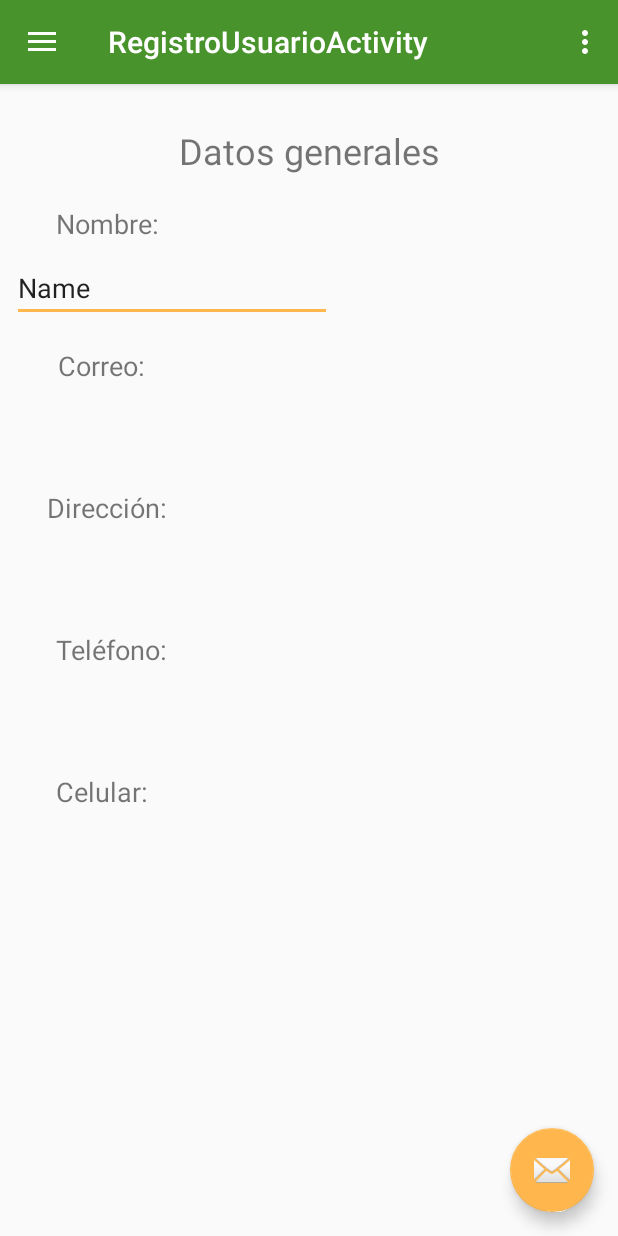
After one commit to jogeocc/DateMyPet, an Android app: the RegistroUsuarioActivity screen opened directly, with no data from a screen before it, on a phone screen of 412 x 824 dp. The commit adds this screen. Run offline under Robolectric (Android 15) with nearby library versions, the phone set to English and light mode, and no system bars.

Commit message:
Registro usuario

```diff
--- a/app/src/main/AndroidManifest.xml
+++ b/app/src/main/AndroidManifest.xml
@@ -23,7 +23,11 @@
         </activity>
         <activity
             android:name=".LoginActivity"
-            android:label="@string/title_activity_login"></activity>
+            android:label="@string/title_activity_login" />
+        <activity
+            android:name=".RegistroUsuarioActivity"
+            android:label="@string/title_activity_registro_usuario"
+            android:theme="@style/AppTheme.NoActionBar"></activity>
     </application>
 
 </manifest>
--- /dev/null
+++ b/app/src/main/java/com/example/jgchan/datemypet/RegistroUsuarioActivity.java
@@ -0,0 +1,101 @@
+package com.example.jgchan.datemypet;
+
+import android.os.Bundle;
+import android.support.design.widget.FloatingActionButton;
+import android.support.design.widget.Snackbar;
+import android.view.View;
+import android.support.design.widget.NavigationView;
+import android.support.v4.view.GravityCompat;
+import android.support.v4.widget.DrawerLayout;
+import android.support.v7.app.ActionBarDrawerToggle;
+import android.support.v7.app.AppCompatActivity;
+import android.support.v7.widget.Toolbar;
+import android.view.Menu;
+import android.view.MenuItem;
+
+public class RegistroUsuarioActivity extends AppCompatActivity
+        implements NavigationView.OnNavigationItemSelectedListener {
+
+    @Override
+    protected void onCreate(Bundle savedInstanceState) {
+        super.onCreate(savedInstanceState);
+        setContentView(R.layout.activity_registro_usuario);
+        Toolbar toolbar = (Toolbar) findViewById(R.id.toolbar);
+        setSupportActionBar(toolbar);
+
+        FloatingActionButton fab = (FloatingActionButton) findViewById(R.id.fab);
+        fab.setOnClickListener(new View.OnClickListener() {
+            @Override
+            public void onClick(View view) {
+                Snackbar.make(view, "Replace with your own action", Snackbar.LENGTH_LONG)
+                        .setAction("Action", null).show();
+            }
+        });
+
+        DrawerLayout drawer = (DrawerLayout) findViewById(R.id.drawer_layout);
+        ActionBarDrawerToggle toggle = new ActionBarDrawerToggle(
+                this, drawer, toolbar, R.string.navigation_drawer_open, R.string.navigation_drawer_close);
+        drawer.addDrawerListener(toggle);
+        toggle.syncState();
+
+        NavigationView navigationView = (NavigationView) findViewById(R.id.nav_view);
+        navigationView.setNavigationItemSelectedListener(this);
+    }
+
+    @Override
+    public void onBackPressed() {
+        DrawerLayout drawer = (DrawerLayout) findViewById(R.id.drawer_layout);
+        if (drawer.isDrawerOpen(GravityCompat.START)) {
+            drawer.closeDrawer(GravityCompat.START);
+        } else {
+            super.onBackPressed();
+        }
+    }
+
+    @Override
+    public boolean onCreateOptionsMenu(Menu menu) {
+        // Inflate the menu; this adds items to the action bar if it is present.
+        getMenuInflater().inflate(R.menu.registro_usuario, menu);
+        return true;
+    }
+
+    @Override
+    public boolean onOptionsItemSelected(MenuItem item) {
+        // Handle action bar item clicks here. The action bar will
+        // automatically handle clicks on the Home/Up button, so long
+        // as you specify a parent activity in AndroidManifest.xml.
+        int id = item.getItemId();
+
+        //noinspection SimplifiableIfStatement
+        if (id == R.id.action_settings) {
+            return true;
+        }
+
+        return super.onOptionsItemSelected(item);
+    }
+
+    @SuppressWarnings("StatementWithEmptyBody")
+    @Override
+    public boolean onNavigationItemSelected(MenuItem item) {
+        // Handle navigation view item clicks here.
+        int id = item.getItemId();
+
+        if (id == R.id.nav_camera) {
+            // Handle the camera action
+        } else if (id == R.id.nav_gallery) {
+
+        } else if (id == R.id.nav_slideshow) {
+
+        } else if (id == R.id.nav_manage) {
+
+        } else if (id == R.id.nav_share) {
+
+        } else if (id == R.id.nav_send) {
+
+        }
+
+        DrawerLayout drawer = (DrawerLayout) findViewById(R.id.drawer_layout);
+        drawer.closeDrawer(GravityCompat.START);
+        return true;
+    }
+}
--- /dev/null
+++ b/app/src/main/res/drawable/ic_menu_camera.xml
@@ -0,0 +1,12 @@
+<vector xmlns:android="http://schemas.android.com/apk/res/android"
+    android:width="24dp"
+    android:height="24dp"
+    android:viewportHeight="24.0"
+    android:viewportWidth="24.0">
+    <path
+        android:fillColor="#FF000000"
+        android:pathData="M12,12m-3.2,0a3.2,3.2 0,1 1,6.4 0a3.2,3.2 0,1 1,-6.4 0" />
+    <path
+        android:fillColor="#FF000000"
+        android:pathData="M9,2L7.17,4H4c-1.1,0 -2,0.9 -2,2v12c0,1.1 0.9,2 2,2h16c1.1,0 2,-0.9 2,-2V6c0,-1.1 -0.9,-2 -2,-2h-3.17L15,2H9zm3,15c-2.76,0 -5,-2.24 -5,-5s2.24,-5 5,-5 5,2.24 5,5 -2.24,5 -5,5z" />
+</vector>
--- /dev/null
+++ b/app/src/main/res/drawable/ic_menu_gallery.xml
@@ -0,0 +1,9 @@
+<vector xmlns:android="http://schemas.android.com/apk/res/android"
+    android:width="24dp"
+    android:height="24dp"
+    android:viewportHeight="24.0"
+    android:viewportWidth="24.0">
+    <path
+        android:fillColor="#FF000000"
+        android:pathData="M22,16V4c0,-1.1 -0.9,-2 -2,-2H8c-1.1,0 -2,0.9 -2,2v12c0,1.1 0.9,2 2,2h12c1.1,0 2,-0.9 2,-2zm-11,-4l2.03,2.71L16,11l4,5H8l3,-4zM2,6v14c0,1.1 0.9,2 2,2h14v-2H4V6H2z" />
+</vector>
--- /dev/null
+++ b/app/src/main/res/drawable/ic_menu_manage.xml
@@ -0,0 +1,9 @@
+<vector xmlns:android="http://schemas.android.com/apk/res/android"
+    android:width="24dp"
+    android:height="24dp"
+    android:viewportHeight="24.0"
+    android:viewportWidth="24.0">
+    <path
+        android:fillColor="#FF000000"
+        android:pathData="M22.7,19l-9.1,-9.1c0.9,-2.3 0.4,-5 -1.5,-6.9 -2,-2 -5,-2.4 -7.4,-1.3L9,6 6,9 1.6,4.7C0.4,7.1 0.9,10.1 2.9,12.1c1.9,1.9 4.6,2.4 6.9,1.5l9.1,9.1c0.4,0.4 1,0.4 1.4,0l2.3,-2.3c0.5,-0.4 0.5,-1.1 0.1,-1.4z" />
+</vector>
--- /dev/null
+++ b/app/src/main/res/drawable/ic_menu_send.xml
@@ -0,0 +1,9 @@
+<vector xmlns:android="http://schemas.android.com/apk/res/android"
+    android:width="24dp"
+    android:height="24dp"
+    android:viewportHeight="24.0"
+    android:viewportWidth="24.0">
+    <path
+        android:fillColor="#FF000000"
+        android:pathData="M2.01,21L23,12 2.01,3 2,10l15,2 -15,2z" />
+</vector>
--- /dev/null
+++ b/app/src/main/res/drawable/ic_menu_share.xml
@@ -0,0 +1,9 @@
+<vector xmlns:android="http://schemas.android.com/apk/res/android"
+    android:width="24dp"
+    android:height="24dp"
+    android:viewportHeight="24.0"
+    android:viewportWidth="24.0">
+    <path
+        android:fillColor="#FF000000"
+        android:pathData="M18,16.08c-0.76,0 -1.44,0.3 -1.96,0.77L8.91,12.7c0.05,-0.23 0.09,-0.46 0.09,-0.7s-0.04,-0.47 -0.09,-0.7l7.05,-4.11c0.54,0.5 1.25,0.81 2.04,0.81 1.66,0 3,-1.34 3,-3s-1.34,-3 -3,-3 -3,1.34 -3,3c0,0.24 0.04,0.47 0.09,0.7L8.04,9.81C7.5,9.31 6.79,9 6,9c-1.66,0 -3,1.34 -3,3s1.34,3 3,3c0.79,0 1.5,-0.31 2.04,-0.81l7.12,4.16c-0.05,0.21 -0.08,0.43 -0.08,0.65 0,1.61 1.31,2.92 2.92,2.92 1.61,0 2.92,-1.31 2.92,-2.92s-1.31,-2.92 -2.92,-2.92z" />
+</vector>
--- /dev/null
+++ b/app/src/main/res/drawable/ic_menu_slideshow.xml
@@ -0,0 +1,9 @@
+<vector xmlns:android="http://schemas.android.com/apk/res/android"
+    android:width="24dp"
+    android:height="24dp"
+    android:viewportHeight="24.0"
+    android:viewportWidth="24.0">
+    <path
+        android:fillColor="#FF000000"
+        android:pathData="M4,6H2v14c0,1.1 0.9,2 2,2h14v-2H4V6zm16,-4H8c-1.1,0 -2,0.9 -2,2v12c0,1.1 0.9,2 2,2h12c1.1,0 2,-0.9 2,-2V4c0,-1.1 -0.9,-2 -2,-2zm-8,12.5v-9l6,4.5 -6,4.5z" />
+</vector>
--- /dev/null
+++ b/app/src/main/res/drawable/side_nav_bar.xml
@@ -0,0 +1,9 @@
+<shape xmlns:android="http://schemas.android.com/apk/res/android"
+    android:shape="rectangle">
+    <gradient
+        android:angle="135"
+        android:centerColor="#009688"
+        android:endColor="#00695C"
+        android:startColor="#4DB6AC"
+        android:type="linear" />
+</shape>
--- /dev/null
+++ b/app/src/main/res/layout/activity_registro_usuario.xml
@@ -0,0 +1,25 @@
+<?xml version="1.0" encoding="utf-8"?>
+<android.support.v4.widget.DrawerLayout xmlns:android="http://schemas.android.com/apk/res/android"
+    xmlns:app="http://schemas.android.com/apk/res-auto"
+    xmlns:tools="http://schemas.android.com/tools"
+    android:id="@+id/drawer_layout"
+    android:layout_width="match_parent"
+    android:layout_height="match_parent"
+    android:fitsSystemWindows="true"
+    tools:openDrawer="start">
+
+    <include
+        layout="@layout/app_bar_registro_usuario"
+        android:layout_width="match_parent"
+        android:layout_height="match_parent" />
+
+    <android.support.design.widget.NavigationView
+        android:id="@+id/nav_view"
+        android:layout_width="wrap_content"
+        android:layout_height="match_parent"
+        android:layout_gravity="start"
+        android:fitsSystemWindows="true"
+        app:headerLayout="@layout/nav_header_registro_usuario"
+        app:menu="@menu/activity_registro_usuario_drawer" />
+
+</android.support.v4.widget.DrawerLayout>
--- /dev/null
+++ b/app/src/main/res/layout/app_bar_registro_usuario.xml
@@ -0,0 +1,33 @@
+<?xml version="1.0" encoding="utf-8"?>
+<android.support.design.widget.CoordinatorLayout xmlns:android="http://schemas.android.com/apk/res/android"
+    xmlns:app="http://schemas.android.com/apk/res-auto"
+    xmlns:tools="http://schemas.android.com/tools"
+    android:layout_width="match_parent"
+    android:layout_height="match_parent"
+    tools:context="com.example.jgchan.datemypet.RegistroUsuarioActivity">
+
+    <android.support.design.widget.AppBarLayout
+        android:layout_width="match_parent"
+        android:layout_height="wrap_content"
+        android:theme="@style/AppTheme.AppBarOverlay">
+
+        <android.support.v7.widget.Toolbar
+            android:id="@+id/toolbar"
+            android:layout_width="match_parent"
+            android:layout_height="?attr/actionBarSize"
+            android:background="?attr/colorPrimary"
+            app:popupTheme="@style/AppTheme.PopupOverlay" />
+
+    </android.support.design.widget.AppBarLayout>
+
+    <include layout="@layout/content_registro_usuario" />
+
+    <android.support.design.widget.FloatingActionButton
+        android:id="@+id/fab"
+        android:layout_width="wrap_content"
+        android:layout_height="wrap_content"
+        android:layout_gravity="bottom|end"
+        android:layout_margin="@dimen/fab_margin"
+        app:srcCompat="@android:drawable/ic_dialog_email" />
+
+</android.support.design.widget.CoordinatorLayout>
--- /dev/null
+++ b/app/src/main/res/layout/content_registro_usuario.xml
@@ -0,0 +1,106 @@
+<?xml version="1.0" encoding="utf-8"?>
+<android.support.constraint.ConstraintLayout xmlns:android="http://schemas.android.com/apk/res/android"
+    xmlns:app="http://schemas.android.com/apk/res-auto"
+    xmlns:tools="http://schemas.android.com/tools"
+    android:layout_width="match_parent"
+    android:layout_height="match_parent"
+    app:layout_behavior="@string/appbar_scrolling_view_behavior"
+    tools:context="com.example.jgchan.datemypet.RegistroUsuarioActivity"
+    tools:showIn="@layout/app_bar_registro_usuario">
+
+    <TextView
+        android:id="@+id/textView2"
+        android:layout_width="wrap_content"
+        android:layout_height="wrap_content"
+        android:layout_marginEnd="8dp"
+        android:layout_marginStart="8dp"
+        android:layout_marginTop="28dp"
+        android:text="Datos generales"
+        android:textSize="24sp"
+        app:layout_constraintEnd_toEndOf="parent"
+        app:layout_constraintHorizontal_bias="0.502"
+        app:layout_constraintStart_toStartOf="parent"
+        app:layout_constraintTop_toTopOf="parent" />
+
+    <TextView
+        android:id="@+id/textView3"
+        android:layout_width="wrap_content"
+        android:layout_height="wrap_content"
+        android:layout_marginEnd="8dp"
+        android:layout_marginStart="8dp"
+        android:layout_marginTop="20dp"
+        android:text="Nombre:"
+        android:textSize="18sp"
+        app:layout_constraintEnd_toEndOf="parent"
+        app:layout_constraintHorizontal_bias="0.09"
+        app:layout_constraintStart_toStartOf="parent"
+        app:layout_constraintTop_toBottomOf="@+id/textView2" />
+
+    <TextView
+        android:id="@+id/textView4"
+        android:layout_width="wrap_content"
+        android:layout_height="wrap_content"
+        android:layout_marginEnd="8dp"
+        android:layout_marginStart="8dp"
+        android:layout_marginTop="70dp"
+        android:text="Correo:"
+        android:textSize="18sp"
+        app:layout_constraintEnd_toEndOf="parent"
+        app:layout_constraintHorizontal_bias="0.091"
+        app:layout_constraintStart_toStartOf="parent"
+        app:layout_constraintTop_toBottomOf="@+id/textView3" />
+
+    <TextView
+        android:id="@+id/textView5"
+        android:layout_width="wrap_content"
+        android:layout_height="wrap_content"
+        android:layout_marginEnd="8dp"
+        android:layout_marginStart="8dp"
+        android:layout_marginTop="70dp"
+        android:text="Dirección:"
+        android:textSize="18sp"
+        app:layout_constraintEnd_toEndOf="parent"
+        app:layout_constraintHorizontal_bias="0.074"
+        app:layout_constraintStart_toStartOf="parent"
+        app:layout_constraintTop_toBottomOf="@+id/textView4" />
+
+    <TextView
+        android:id="@+id/textView6"
+        android:layout_width="wrap_content"
+        android:layout_height="wrap_content"
+        android:layout_marginEnd="8dp"
+        android:layout_marginStart="8dp"
+        android:layout_marginTop="70dp"
+        android:text="Teléfono:"
+        android:textSize="18sp"
+        app:layout_constraintEnd_toEndOf="parent"
+        app:layout_constraintHorizontal_bias="0.092"
+        app:layout_constraintStart_toStartOf="parent"
+        app:layout_constraintTop_toBottomOf="@+id/textView5" />
+
+    <TextView
+        android:id="@+id/textView7"
+        android:layout_width="wrap_content"
+        android:layout_height="wrap_content"
+        android:layout_marginEnd="8dp"
+        android:layout_marginStart="8dp"
+        android:layout_marginTop="70dp"
+        android:text="Celular:"
+        android:textSize="18sp"
+        app:layout_constraintEnd_toEndOf="parent"
+        app:layout_constraintHorizontal_bias="0.087"
+        app:layout_constraintStart_toStartOf="parent"
+        app:layout_constraintTop_toBottomOf="@+id/textView6" />
+
+    <EditText
+        android:id="@+id/editText"
+        android:layout_width="wrap_content"
+        android:layout_height="wrap_content"
+        android:layout_marginStart="8dp"
+        android:layout_marginTop="8dp"
+        android:ems="10"
+        android:inputType="textPersonName"
+        android:text="Name"
+        app:layout_constraintStart_toStartOf="parent"
+        app:layout_constraintTop_toBottomOf="@+id/textView3" />
+</android.support.constraint.ConstraintLayout>
--- /dev/null
+++ b/app/src/main/res/layout/nav_header_registro_usuario.xml
@@ -0,0 +1,35 @@
+<?xml version="1.0" encoding="utf-8"?>
+<LinearLayout xmlns:android="http://schemas.android.com/apk/res/android"
+    xmlns:app="http://schemas.android.com/apk/res-auto"
+    android:layout_width="match_parent"
+    android:layout_height="@dimen/nav_header_height"
+    android:background="@drawable/side_nav_bar"
+    android:gravity="bottom"
+    android:orientation="vertical"
+    android:paddingBottom="@dimen/activity_vertical_margin"
+    android:paddingLeft="@dimen/activity_horizontal_margin"
+    android:paddingRight="@dimen/activity_horizontal_margin"
+    android:paddingTop="@dimen/activity_vertical_margin"
+    android:theme="@style/ThemeOverlay.AppCompat.Dark">
+
+    <ImageView
+        android:id="@+id/imageView"
+        android:layout_width="wrap_content"
+        android:layout_height="wrap_content"
+        android:paddingTop="@dimen/nav_header_vertical_spacing"
+        app:srcCompat="@mipmap/ic_launcher_round" />
+
+    <TextView
+        android:layout_width="match_parent"
+        android:layout_height="wrap_content"
+        android:paddingTop="@dimen/nav_header_vertical_spacing"
+        android:text="Android Studio"
+        android:textAppearance="@style/TextAppearance.AppCompat.Body1" />
+
+    <TextView
+        android:id="@+id/textView"
+        android:layout_width="wrap_content"
+        android:layout_height="wrap_content"
+        android:text="android.studio@android.com" />
+
+</LinearLayout>
--- /dev/null
+++ b/app/src/main/res/menu/activity_registro_usuario_drawer.xml
@@ -0,0 +1,38 @@
+<?xml version="1.0" encoding="utf-8"?>
+<menu xmlns:android="http://schemas.android.com/apk/res/android"
+    xmlns:tools="http://schemas.android.com/tools"
+    tools:showIn="navigation_view">
+
+    <group android:checkableBehavior="single">
+        <item
+            android:id="@+id/nav_camera"
+            android:icon="@drawable/ic_menu_camera"
+            android:title="Import" />
+        <item
+            android:id="@+id/nav_gallery"
+            android:icon="@drawable/ic_menu_gallery"
+            android:title="Gallery" />
+        <item
+            android:id="@+id/nav_slideshow"
+            android:icon="@drawable/ic_menu_slideshow"
+            android:title="Slideshow" />
+        <item
+            android:id="@+id/nav_manage"
+            android:icon="@drawable/ic_menu_manage"
+            android:title="Tools" />
+    </group>
+
+    <item android:title="Communicate">
+        <menu>
+            <item
+                android:id="@+id/nav_share"
+                android:icon="@drawable/ic_menu_share"
+                android:title="Share" />
+            <item
+                android:id="@+id/nav_send"
+                android:icon="@drawable/ic_menu_send"
+                android:title="Send" />
+        </menu>
+    </item>
+
+</menu>
--- /dev/null
+++ b/app/src/main/res/menu/registro_usuario.xml
@@ -0,0 +1,9 @@
+<?xml version="1.0" encoding="utf-8"?>
+<menu xmlns:android="http://schemas.android.com/apk/res/android"
+    xmlns:app="http://schemas.android.com/apk/res-auto">
+    <item
+        android:id="@+id/action_settings"
+        android:orderInCategory="100"
+        android:title="@string/action_settings"
+        app:showAsAction="never" />
+</menu>
--- /dev/null
+++ b/app/src/main/res/values-v21/styles.xml
@@ -0,0 +1,8 @@
+<resources>
+
+    <style name="AppTheme.NoActionBar">
+        <item name="windowActionBar">false</item>
+        <item name="windowNoTitle">true</item>
+        <item name="android:statusBarColor">@android:color/transparent</item>
+    </style>
+</resources>
--- a/app/src/main/res/values/dimens.xml
+++ b/app/src/main/res/values/dimens.xml
@@ -2,4 +2,7 @@
     <!-- Default screen margins, per the Android Design guidelines. -->
     <dimen name="activity_horizontal_margin">16dp</dimen>
     <dimen name="activity_vertical_margin">16dp</dimen>
+    <dimen name="nav_header_vertical_spacing">8dp</dimen>
+    <dimen name="nav_header_height">176dp</dimen>
+    <dimen name="fab_margin">16dp</dimen>
 </resources>
--- a/app/src/main/res/values/strings.xml
+++ b/app/src/main/res/values/strings.xml
@@ -19,4 +19,10 @@
     <string name="permission_rationale">"Contacts permissions are needed for providing email
         completions."
     </string>
+    <string name="title_activity_registro_usuario">RegistroUsuarioActivity</string>
+
+    <string name="navigation_drawer_open">Open navigation drawer</string>
+    <string name="navigation_drawer_close">Close navigation drawer</string>
+
+    <string name="action_settings">Settings</string>
 </resources>
--- a/app/src/main/res/values/styles.xml
+++ b/app/src/main/res/values/styles.xml
@@ -8,4 +8,13 @@
         <item name="colorAccent">@color/colorAccent</item>
     </style>
 
+    <style name="AppTheme.NoActionBar">
+        <item name="windowActionBar">false</item>
+        <item name="windowNoTitle">true</item>
+    </style>
+
+    <style name="AppTheme.AppBarOverlay" parent="ThemeOverlay.AppCompat.Dark.ActionBar" />
+
+    <style name="AppTheme.PopupOverlay" parent="ThemeOverlay.AppCompat.Light" />
+
 </resources>
```
